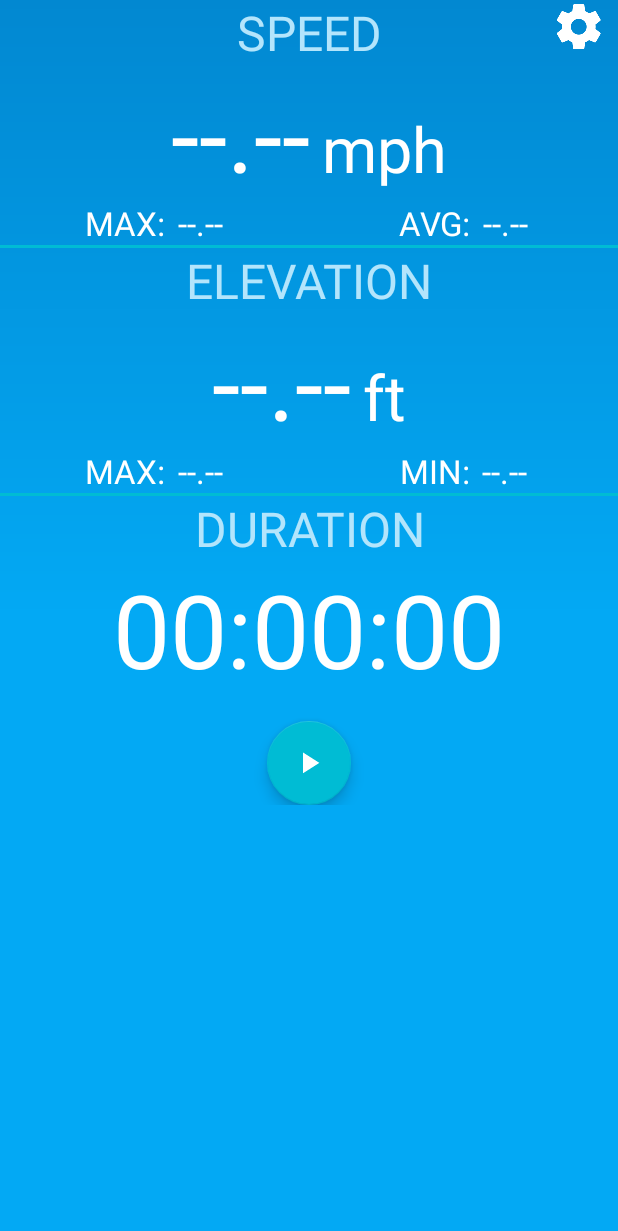
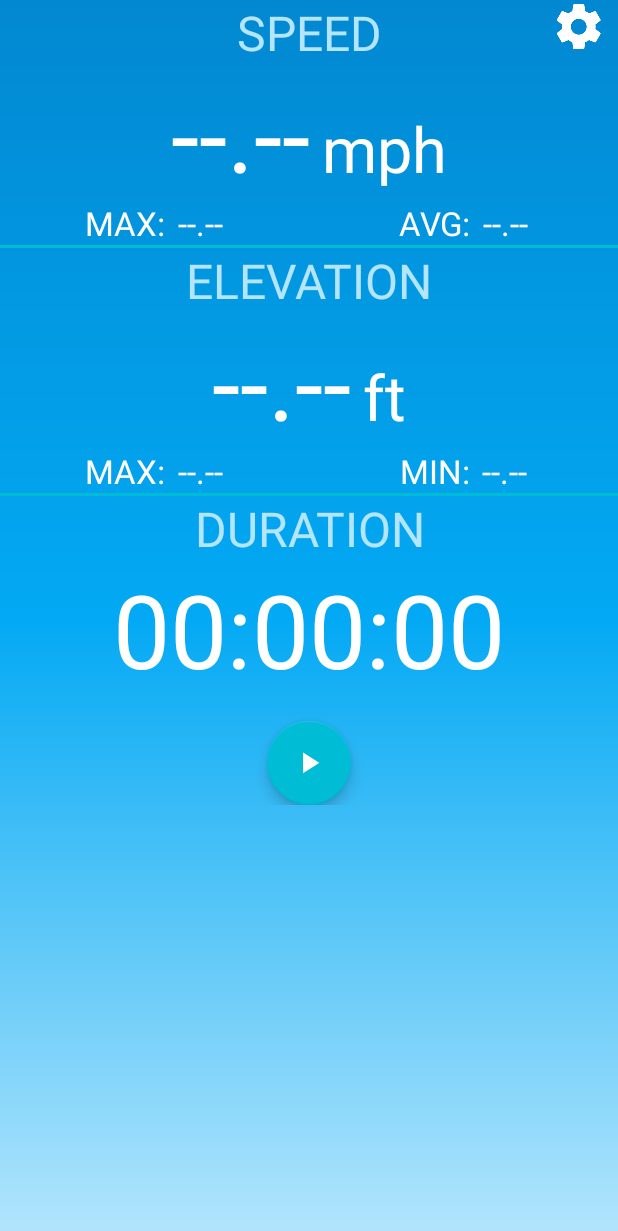
Before and after one commit to cburnham4/Lets-Ride, an Android app: the RecordRunActivity screen opened directly, with no data from a screen before it, on a phone screen of 412 x 824 dp. Shown: the top 1231 px of the screen. Run offline under Robolectric (Android 15) with nearby library versions, the phone set to English and light mode, and no system bars; 4 statements that could not run were skipped.

Commit message:
updated bg

```diff
--- a/app/src/main/res/drawable/gradient_bg.xml
+++ b/app/src/main/res/drawable/gradient_bg.xml
@@ -3,9 +3,10 @@
 
     <gradient
         android:angle="90"
+        android:endColor="@color/primary_dark"
         android:centerColor="@color/primary"
-        android:endColor="@color/primary_dark"
-        android:startColor="@color/primary"
+
+        android:startColor="@color/primary_light"
         android:type="linear" />
 
     <corners
```
